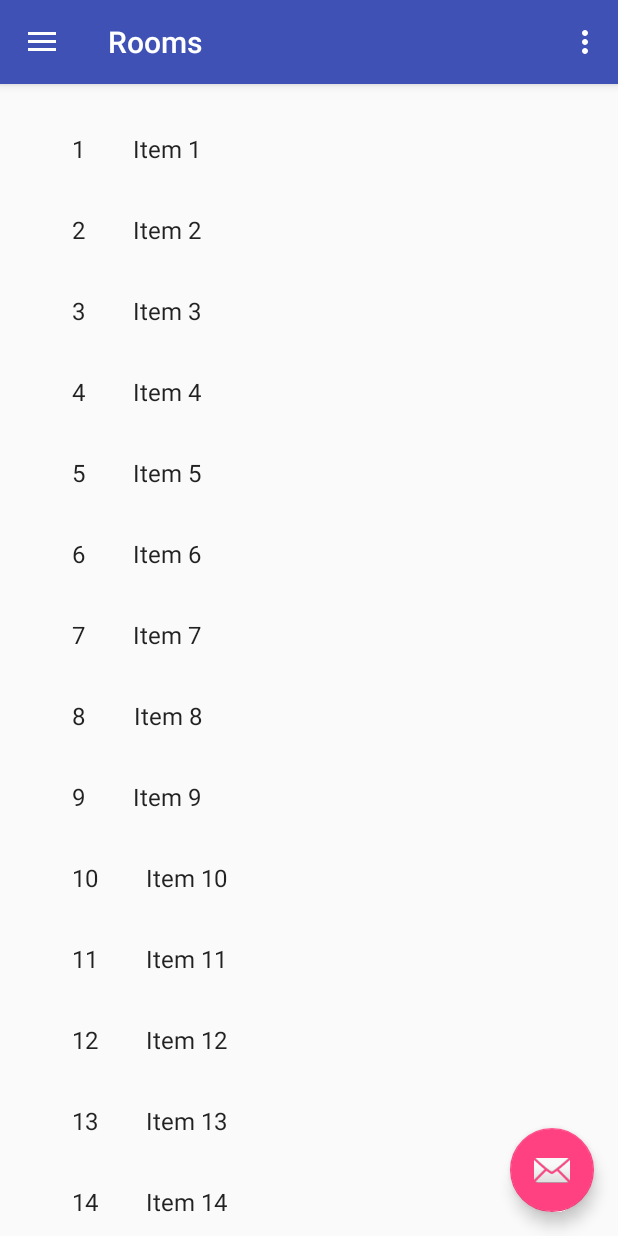
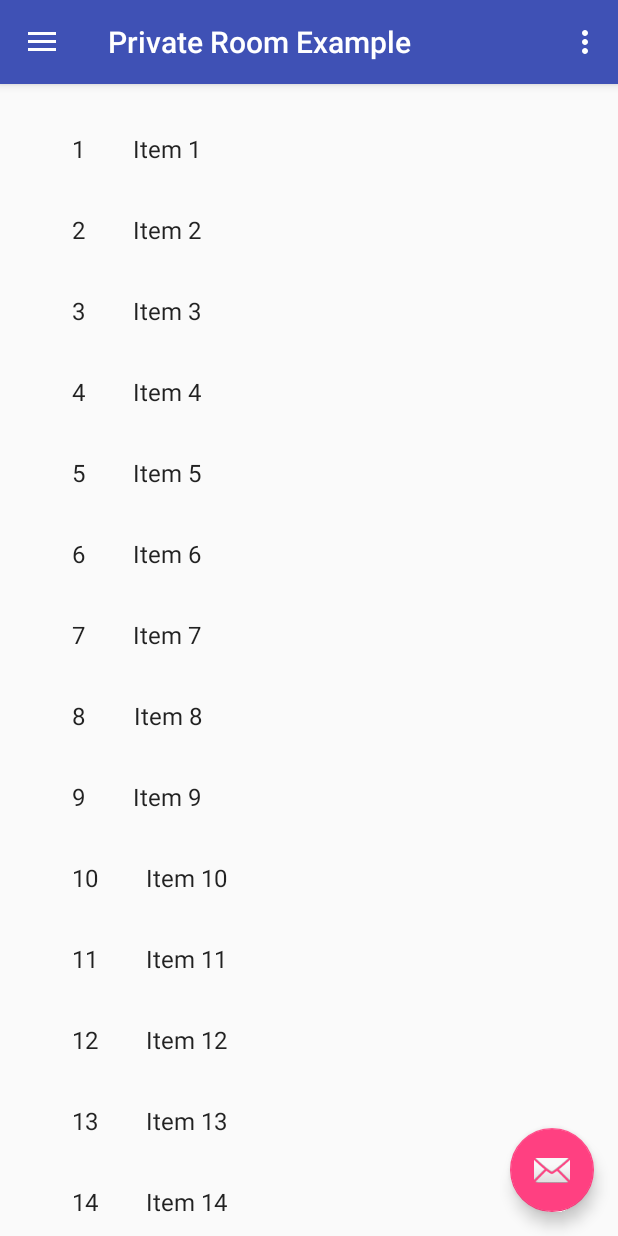
Before and after one commit to antonio-ramadas/chatup_android, an Android app: the MainActivity screen opened directly, with no data from a screen before it, in the side drawer, after a tap on "Private Room Example", on a phone screen of 412 x 824 dp. Run offline under Robolectric (Android 15) with nearby library versions, the phone set to English and light mode, and no system bars.

Commit message:
Presentation not ready yet, but the drawers are ready

```diff
--- a/app/src/main/AndroidManifest.xml
+++ b/app/src/main/AndroidManifest.xml
@@ -9,7 +9,7 @@
 
     <application
         android:allowBackup="true"
-        android:icon="@mipmap/ic_launcher"
+        android:icon="@mipmap/ic_chat"
         android:label="@string/app_name"
         android:supportsRtl="true"
         android:theme="@style/AppTheme">
--- a/app/src/main/java/antonio/chatup/MainActivity.java
+++ b/app/src/main/java/antonio/chatup/MainActivity.java
@@ -2,9 +2,11 @@ package antonio.chatup;
 
 import android.app.FragmentManager;
 import android.app.FragmentTransaction;
+import android.content.Intent;
 import android.os.Bundle;
 import android.support.design.widget.FloatingActionButton;
 import android.support.design.widget.Snackbar;
+import android.util.Log;
 import android.view.View;
 import android.support.design.widget.NavigationView;
 import android.support.v4.view.GravityCompat;
@@ -22,8 +24,6 @@ import antonio.chatup.dummy.DummyContent;
 public class MainActivity extends AppCompatActivity
         implements NavigationView.OnNavigationItemSelectedListener, RoomFragment.OnListFragmentInteractionListener {
 
-    String cenas = "";
-
     @Override
     protected void onCreate(Bundle savedInstanceState) {
         super.onCreate(savedInstanceState);
@@ -35,7 +35,7 @@ public class MainActivity extends AppCompatActivity
         fab.setOnClickListener(new View.OnClickListener() {
             @Override
             public void onClick(View view) {
-                Snackbar.make(view, cenas + "Replace with your own action", Snackbar.LENGTH_LONG)
+                Snackbar.make(view, "Replace with your own action", Snackbar.LENGTH_LONG)
                         .setAction("Action", null).show();
             }
         });
@@ -50,6 +50,7 @@ public class MainActivity extends AppCompatActivity
         navigationView.setNavigationItemSelectedListener(this);
 
         //navigationView.getMenu().add(R.id.main_group, 5, 5,"teste");
+
         FragmentManager fragmentManager = getFragmentManager();
         FragmentTransaction fragmentTransaction = fragmentManager.beginTransaction();
 
@@ -98,20 +99,15 @@ public class MainActivity extends AppCompatActivity
     public boolean onNavigationItemSelected(MenuItem item) {
         // Handle navigation view item clicks here.
         int id = item.getItemId();
-/*
-        if (id == R.id.nav_camera) {
-            // Handle the camera action
-        } else if (id == R.id.nav_gallery) {
 
-        } else if (id == R.id.nav_slideshow) {
+        setTitle(item.getTitle());
 
-        } else if (id == R.id.nav_manage) {
-
-        } else if (id == R.id.nav_share) {
-
-        } else if (id == R.id.nav_send) {
-
-        }*/
+        if (id == R.id.nav_logout) {
+            //TODO disconnect
+            Intent i = new Intent(getApplicationContext(), LoginActivity.class);
+            startActivity(i);
+            finish();
+        }
 
         DrawerLayout drawer = (DrawerLayout) findViewById(R.id.drawer_layout);
         drawer.closeDrawer(GravityCompat.START);
--- a/app/src/main/java/antonio/chatup/MyRoomRecyclerViewAdapter.java
+++ b/app/src/main/java/antonio/chatup/MyRoomRecyclerViewAdapter.java
@@ -1,6 +1,7 @@
 package antonio.chatup;
 
 import android.support.v7.widget.RecyclerView;
+import android.util.Log;
 import android.view.LayoutInflater;
 import android.view.View;
 import android.view.ViewGroup;
--- a/app/src/main/java/antonio/chatup/RoomFragment.java
+++ b/app/src/main/java/antonio/chatup/RoomFragment.java
@@ -6,6 +6,7 @@ import android.app.Fragment;
 import android.support.v7.widget.GridLayoutManager;
 import android.support.v7.widget.LinearLayoutManager;
 import android.support.v7.widget.RecyclerView;
+import android.util.Log;
 import android.view.LayoutInflater;
 import android.view.View;
 import android.view.ViewGroup;
--- a/app/src/main/java/antonio/chatup/data/Data.java
+++ b/app/src/main/java/antonio/chatup/data/Data.java
@@ -23,6 +23,11 @@ public class Data {
     private Data() {
     }
 
+    public void clear() {
+        user = null;
+        rooms = new ArrayList<Room>();
+    }
+
     public void addRoom(Room room) {
         rooms.add(room);
     }
--- a/app/src/main/res/layout/fragment_room_list.xml
+++ b/app/src/main/res/layout/fragment_room_list.xml
@@ -10,4 +10,5 @@
     android:layout_marginRight="16dp"
     app:layoutManager="LinearLayoutManager"
     tools:context="antonio.chatup.RoomFragment"
-    tools:listitem="@layout/fragment_room" />
+    tools:listitem="@layout/fragment_room"
+    android:clickable="false" />
--- a/app/src/main/res/menu/activity_main_drawer.xml
+++ b/app/src/main/res/menu/activity_main_drawer.xml
@@ -1,11 +1,11 @@
 <?xml version="1.0" encoding="utf-8"?>
 <menu xmlns:android="http://schemas.android.com/apk/res/android">
 
-    <group android:id="@+id/main_group" android:checkableBehavior="single">
+    <group android:id="@+id/ViewRooms" android:checkableBehavior="single">
         <item
-            android:id="@+id/nav_logout"
-            android:icon="@android:drawable/ic_lock_power_off"
-            android:title="Log Out"
+            android:id="@+id/nav_view_rooms"
+            android:icon="@android:drawable/sym_action_chat"
+            android:title="Rooms"
             />
     </group>
 
@@ -22,4 +22,12 @@
         </menu>
     </item>
 
+    <group android:id="@+id/log_group" android:checkableBehavior="single">
+        <item
+            android:id="@+id/nav_logout"
+            android:icon="@android:drawable/ic_lock_power_off"
+            android:title="Log Out"
+            />
+    </group>
+
 </menu>
```
